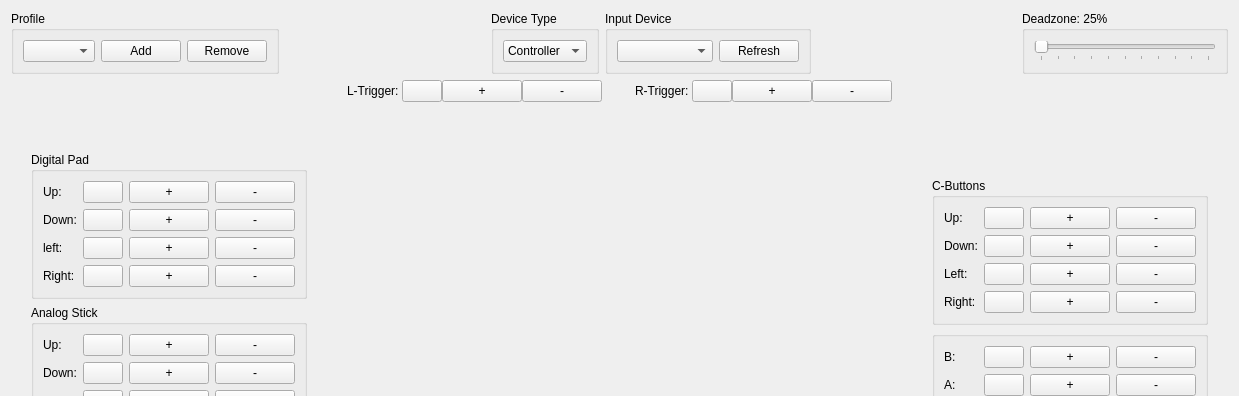
Above: Source/RMG-Input/UserInterface/Widget/ControllerWidget.ui from Rosalie241/RMG before the change; both pictures show x 0 to 1239 and y 0 to 396 of the 1239 by 601 pixel window. Below: the same form after it.
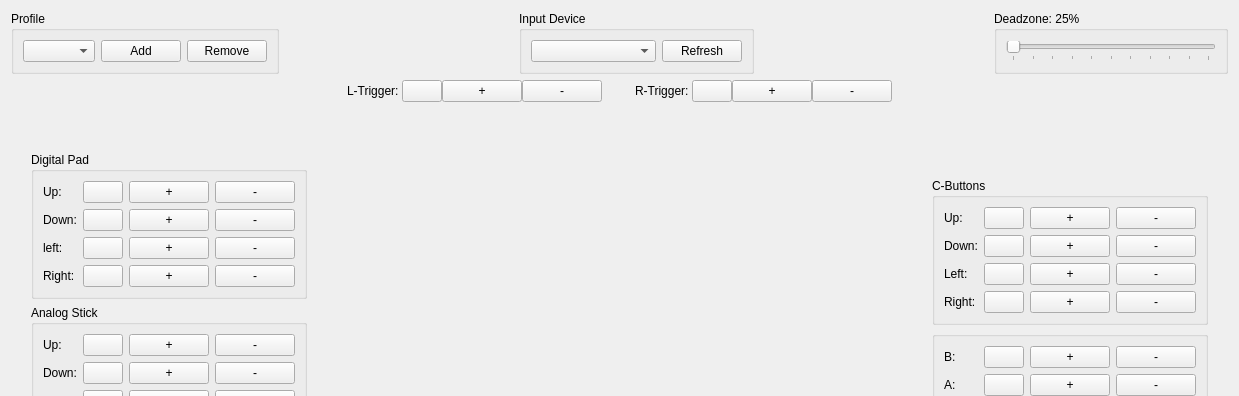
That is the form after the change. Custom widgets are drawn as their Qt base class.

```diff
--- a/Source/RMG-Input/UserInterface/Widget/ControllerWidget.ui
+++ b/Source/RMG-Input/UserInterface/Widget/ControllerWidget.ui
@@ -83,29 +83,6 @@
        </property>
       </spacer>
      </item>
-     <item>
-      <widget class="QGroupBox" name="groupBox_7">
-       <property name="title">
-        <string>Device Type</string>
-       </property>
-       <layout class="QVBoxLayout" name="verticalLayout_4">
-        <item>
-         <widget class="QComboBox" name="inputTypeComboBox">
-          <item>
-           <property name="text">
-            <string>Controller</string>
-           </property>
-          </item>
-          <item>
-           <property name="text">
-            <string>Mouse</string>
-           </property>
-          </item>
-         </widget>
-        </item>
-       </layout>
-      </widget>
-     </item>
      <item>
       <widget class="QGroupBox" name="groupBox_4">
        <property name="sizePolicy">
```
Left out of the diff: 40 changed lines with no effect on the pictures.
